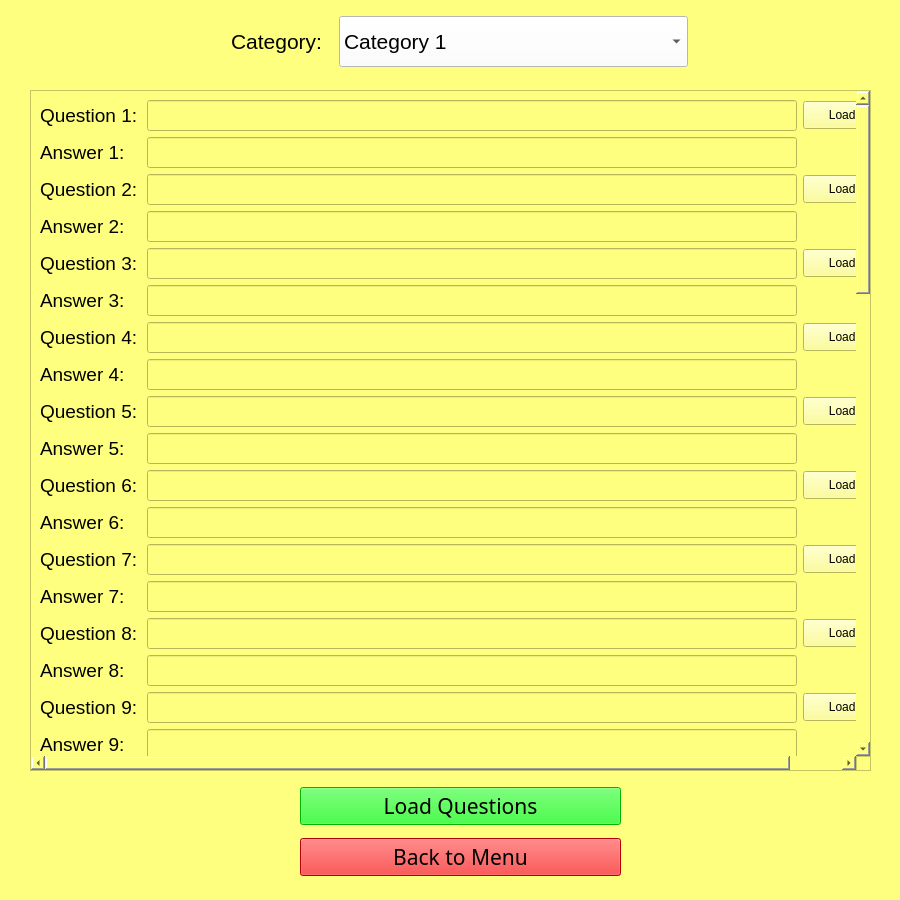
Before: the Qt Designer form category_question/question_menu.ui in JH-Byte-Busters/601-Group-Project, drawn with Qt 5.
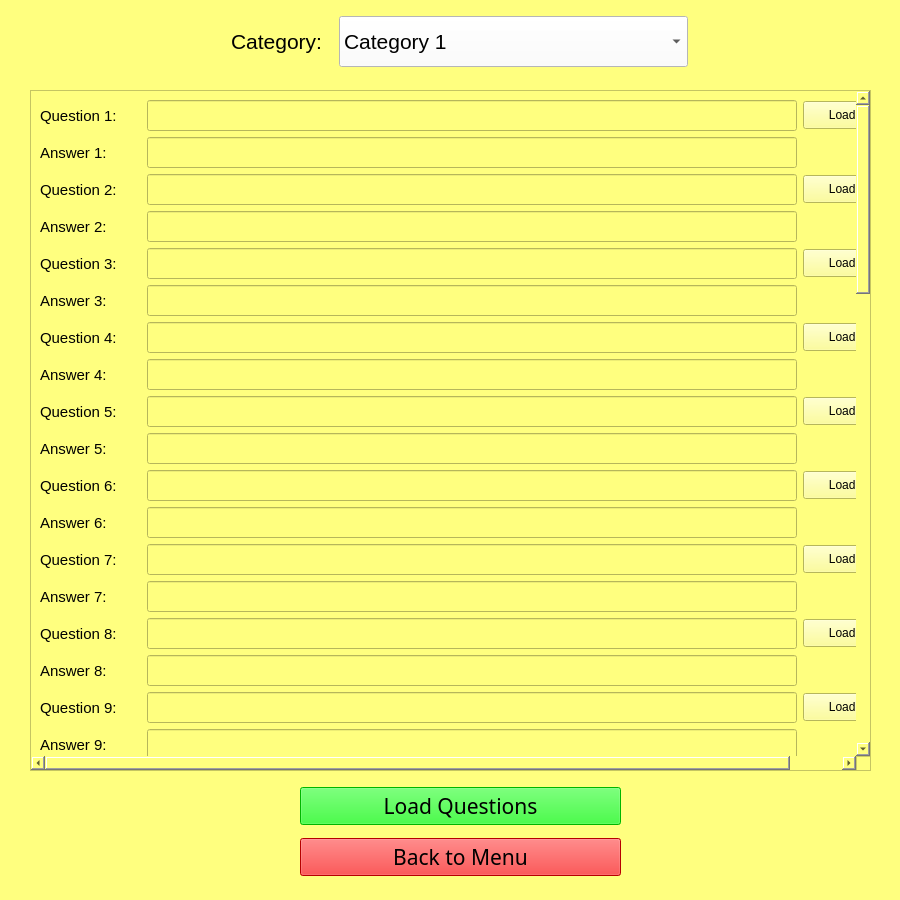
After: the same form once the commit is applied.

Commit message: Add in Message Box to avoid answer popping up for multimedia. Change font size for questions.

Diff of the .ui file:
```diff
--- a/category_question/question_menu.ui
+++ b/category_question/question_menu.ui
@@ -80,7 +80,7 @@
          </property>
          <property name="font">
           <font>
-           <pointsize>14</pointsize>
+           <pointsize>11</pointsize>
           </font>
          </property>
          <property name="text">
@@ -131,7 +131,7 @@
          </property>
          <property name="font">
           <font>
-           <pointsize>14</pointsize>
+           <pointsize>11</pointsize>
           </font>
          </property>
          <property name="text">
@@ -205,7 +205,7 @@
          </property>
          <property name="font">
           <font>
-           <pointsize>14</pointsize>
+           <pointsize>11</pointsize>
           </font>
          </property>
          <property name="text">
@@ -256,7 +256,7 @@
          </property>
          <property name="font">
           <font>
-           <pointsize>14</pointsize>
+           <pointsize>11</pointsize>
           </font>
          </property>
          <property name="text">
@@ -330,7 +330,7 @@
          </property>
          <property name="font">
           <font>
-           <pointsize>14</pointsize>
+           <pointsize>11</pointsize>
           </font>
          </property>
          <property name="text">
@@ -381,7 +381,7 @@
          </property>
          <property name="font">
           <font>
-           <pointsize>14</pointsize>
+           <pointsize>11</pointsize>
           </font>
          </property>
          <property name="text">
@@ -455,7 +455,7 @@
          </property>
          <property name="font">
           <font>
-           <pointsize>14</pointsize>
+           <pointsize>11</pointsize>
           </font>
          </property>
          <property name="text">
@@ -533,7 +533,7 @@
          </property>
          <property name="font">
           <font>
-           <pointsize>14</pointsize>
+           <pointsize>11</pointsize>
           </font>
          </property>
          <property name="text">
@@ -580,7 +580,7 @@
          </property>
          <property name="font">
           <font>
-           <pointsize>14</pointsize>
+           <pointsize>11</pointsize>
           </font>
          </property>
          <property name="text">
@@ -631,7 +631,7 @@
          </property>
          <property name="font">
           <font>
-           <pointsize>14</pointsize>
+           <pointsize>11</pointsize>
           </font>
          </property>
          <property name="text">
@@ -705,7 +705,7 @@
          </property>
          <property name="font">
           <font>
-           <pointsize>14</pointsize>
+           <pointsize>11</pointsize>
           </font>
          </property>
          <property name="text">
@@ -783,7 +783,7 @@
          </property>
          <property name="font">
           <font>
-           <pointsize>14</pointsize>
+           <pointsize>11</pointsize>
           </font>
          </property>
          <property name="text">
@@ -830,7 +830,7 @@
          </property>
          <property name="font">
           <font>
-           <pointsize>14</pointsize>
+           <pointsize>11</pointsize>
           </font>
          </property>
          <property name="text">
@@ -881,7 +881,7 @@
          </property>
          <property name="font">
           <font>
-           <pointsize>14</pointsize>
+           <pointsize>11</pointsize>
           </font>
          </property>
          <property name="text">
@@ -955,7 +955,7 @@
          </property>
          <property name="font">
           <font>
-           <pointsize>14</pointsize>
+           <pointsize>11</pointsize>
           </font>
          </property>
          <property name="text">
@@ -1006,7 +1006,7 @@
          </property>
          <property name="font">
           <font>
-           <pointsize>14</pointsize>
+           <pointsize>11</pointsize>
           </font>
          </property>
          <property name="text">
@@ -1080,7 +1080,7 @@
          </property>
          <property name="font">
           <font>
-           <pointsize>14</pointsize>
+           <pointsize>11</pointsize>
           </font>
          </property>
          <property name="text">
@@ -1131,7 +1131,7 @@
          </property>
          <property name="font">
           <font>
-           <pointsize>14</pointsize>
+           <pointsize>11</pointsize>
           </font>
          </property>
          <property name="text">
```
Left out of the diff: 84 changed lines with no effect on the pictures. The commit also changes 2 other files.
